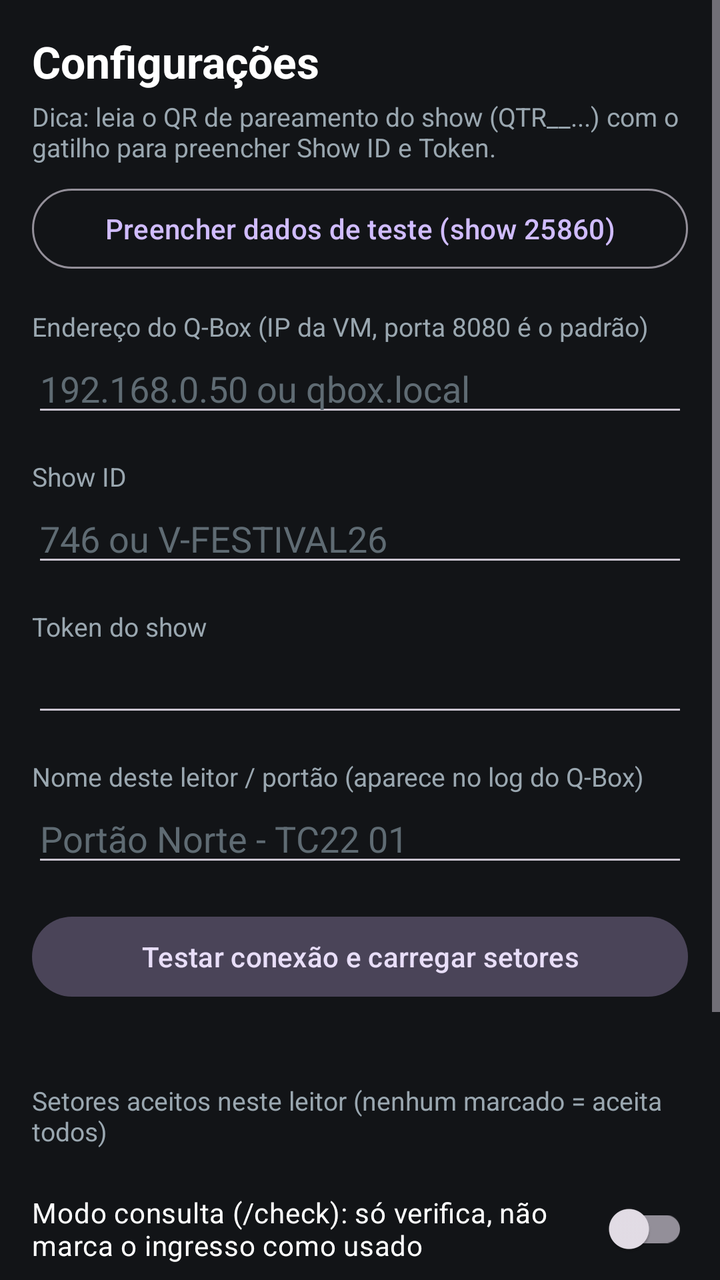
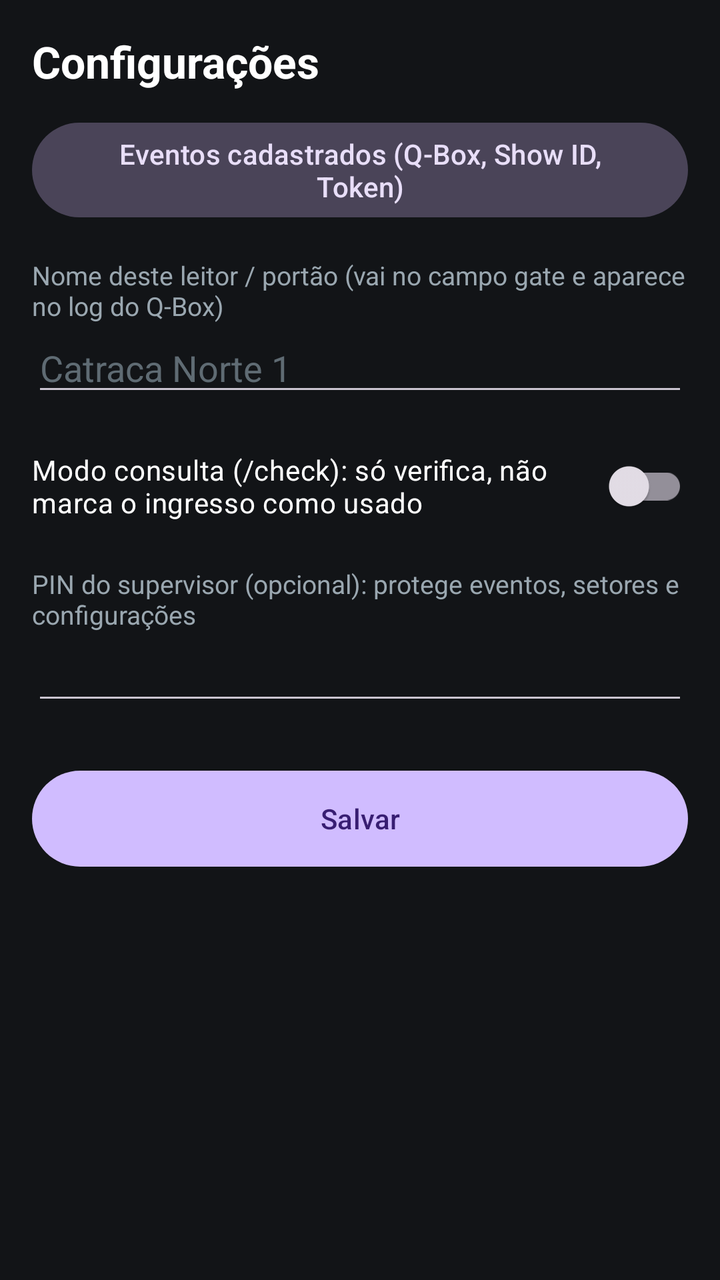

Two renders of the same Android screen: before a commit and after it. Below are the layout's source before the change and the commit's diff.
<!-- AndroidManifest.xml: application theme Theme.LeitorQBOX -->
<!-- res/layout/activity_settings.xml -->
<?xml version="1.0" encoding="utf-8"?>
<ScrollView xmlns:android="http://schemas.android.com/apk/res/android"
    android:layout_width="match_parent"
    android:layout_height="match_parent"
    android:background="@color/background">

    <LinearLayout
        android:layout_width="match_parent"
        android:layout_height="wrap_content"
        android:orientation="vertical"
        android:padding="16dp">

        <TextView
            android:id="@+id/tvTitle"
            android:layout_width="wrap_content"
            android:layout_height="wrap_content"
            android:text="Configurações"
            android:textColor="@color/text_primary"
            android:textSize="22sp"
            android:textStyle="bold" />

        <TextView
            android:layout_width="match_parent"
            android:layout_height="wrap_content"
            android:layout_marginTop="4dp"
            android:text="Dica: leia o QR de pareamento do show (QTR__...) com o gatilho para preencher Show ID e Token."
            android:textColor="@color/text_secondary"
            android:textSize="13sp" />

        <Button
            android:id="@+id/btnTestDefaults"
            style="@style/Widget.Material3.Button.OutlinedButton"
            android:layout_width="match_parent"
            android:layout_height="wrap_content"
            android:layout_marginTop="8dp"
            android:text="Preencher dados de teste (show 25860)" />

        <TextView
            style="@style/SettingsLabel"
            android:text="Endereço do Q-Box (IP da VM, porta 8080 é o padrão)" />

        <EditText
            android:id="@+id/etHost"
            style="@style/SettingsField"
            android:hint="192.168.0.50 ou qbox.local"
            android:inputType="textUri" />

        <TextView
            style="@style/SettingsLabel"
            android:text="Show ID" />

        <EditText
            android:id="@+id/etShowId"
            style="@style/SettingsField"
            android:hint="746 ou V-FESTIVAL26"
            android:inputType="text|textNoSuggestions" />

        <TextView
            style="@style/SettingsLabel"
            android:text="Token do show" />

        <EditText
            android:id="@+id/etToken"
            style="@style/SettingsField"
            android:fontFamily="monospace"
            android:inputType="textVisiblePassword|textNoSuggestions" />

        <TextView
            style="@style/SettingsLabel"
            android:text="Nome deste leitor / portão (aparece no log do Q-Box)" />

        <EditText
            android:id="@+id/etGate"
            style="@style/SettingsField"
            android:hint="Portão Norte - TC22 01"
            android:inputType="textCapWords" />

        <Button
            android:id="@+id/btnTest"
            style="@style/Widget.Material3.Button.TonalButton"
            android:layout_width="match_parent"
            android:layout_height="wrap_content"
            android:layout_marginTop="16dp"
            android:text="Testar conexão e carregar setores" />

        <TextView
            android:id="@+id/tvTestResult"
            android:layout_width="match_parent"
            android:layout_height="wrap_content"
            android:layout_marginTop="4dp"
            android:textSize="14sp" />

        <TextView
            style="@style/SettingsLabel"
            android:text="Setores aceitos neste leitor (nenhum marcado = aceita todos)" />

        <LinearLayout
            android:id="@+id/sectorsBox"
            android:layout_width="match_parent"
            android:layout_height="wrap_content"
            android:orientation="vertical" />

        <androidx.appcompat.widget.SwitchCompat
            android:id="@+id/swCheckOnly"
            android:layout_width="match_parent"
            android:layout_height="wrap_content"
            android:layout_marginTop="16dp"
            android:text="Modo consulta (/check): só verifica, não marca o ingresso como usado"
            android:textColor="@color/text_primary" />

        <TextView
            style="@style/SettingsLabel"
            android:text="PIN para abrir as configurações (opcional)" />

        <EditText
            android:id="@+id/etPin"
            style="@style/SettingsField"
            android:inputType="numberPassword"
            android:maxLength="8" />

        <Button
            android:id="@+id/btnSave"
            android:layout_width="match_parent"
            android:layout_height="56dp"
            android:layout_marginTop="24dp"
            android:text="Salvar" />
    </LinearLayout>
</ScrollView>
<!-- resources referenced by this layout -->
<resources>
  <color name="background">#121417</color>
  <color name="text_primary">#FFFFFF</color>
  <color name="text_secondary">#9AA7B0</color>
  <style name="SettingsField">
          <item name="android:layout_width">match_parent</item>
          <item name="android:layout_height">wrap_content</item>
          <item name="android:singleLine">true</item>
          <item name="android:textColor">@color/text_primary</item>
          <item name="android:textColorHint">#5F6B73</item>
      </style>
  <style name="SettingsLabel">
          <item name="android:layout_width">match_parent</item>
          <item name="android:layout_height">wrap_content</item>
          <item name="android:layout_marginTop">16dp</item>
          <item name="android:textColor">@color/text_secondary</item>
          <item name="android:textSize">13sp</item>
      </style>
  <style name="Theme.LeitorQBOX" parent="Theme.Material3.Dark.NoActionBar">
          <item name="android:statusBarColor">@color/background</item>
          <item name="android:navigationBarColor">@color/background</item>
          <item name="android:windowBackground">@color/background</item>
      </style>
</resources>

<!-- the commit's change to res/layout/activity_settings.xml (unified diff, before → after) -->
@@ -19,86 +19,23 @@
             android:textSize="22sp"
             android:textStyle="bold" />
 
-        <TextView
+        <Button
+            android:id="@+id/btnEvents"
+            style="@style/Widget.Material3.Button.TonalButton"
             android:layout_width="match_parent"
             android:layout_height="wrap_content"
-            android:layout_marginTop="4dp"
-            android:text="Dica: leia o QR de pareamento do show (QTR__...) com o gatilho para preencher Show ID e Token."
-            android:textColor="@color/text_secondary"
-            android:textSize="13sp" />
-
-        <Button
-            android:id="@+id/btnTestDefaults"
-            style="@style/Widget.Material3.Button.OutlinedButton"
-            android:layout_width="match_parent"
-            android:layout_height="wrap_content"
-            android:layout_marginTop="8dp"
-            android:text="Preencher dados de teste (show 25860)" />
+            android:layout_marginTop="12dp"
+            android:text="Eventos cadastrados (Q-Box, Show ID, Token)" />
 
         <TextView
             style="@style/SettingsLabel"
-            android:text="Endereço do Q-Box (IP da VM, porta 8080 é o padrão)" />
-
-        <EditText
-            android:id="@+id/etHost"
-            style="@style/SettingsField"
-            android:hint="192.168.0.50 ou qbox.local"
-            android:inputType="textUri" />
-
-        <TextView
-            style="@style/SettingsLabel"
-            android:text="Show ID" />
-
-        <EditText
-            android:id="@+id/etShowId"
-            style="@style/SettingsField"
-            android:hint="746 ou V-FESTIVAL26"
-            android:inputType="text|textNoSuggestions" />
-
-        <TextView
-            style="@style/SettingsLabel"
-            android:text="Token do show" />
-
-        <EditText
-            android:id="@+id/etToken"
-            style="@style/SettingsField"
-            android:fontFamily="monospace"
-            android:inputType="textVisiblePassword|textNoSuggestions" />
-
-        <TextView
-            style="@style/SettingsLabel"
-            android:text="Nome deste leitor / portão (aparece no log do Q-Box)" />
+            android:text="Nome deste leitor / portão (vai no campo gate e aparece no log do Q-Box)" />
 
         <EditText
             android:id="@+id/etGate"
             style="@style/SettingsField"
-            android:hint="Portão Norte - TC22 01"
+            android:hint="Catraca Norte 1"
             android:inputType="textCapWords" />
-
-        <Button
-            android:id="@+id/btnTest"
-            style="@style/Widget.Material3.Button.TonalButton"
-            android:layout_width="match_parent"
-            android:layout_height="wrap_content"
-            android:layout_marginTop="16dp"
-            android:text="Testar conexão e carregar setores" />
-
-        <TextView
-            android:id="@+id/tvTestResult"
-            android:layout_width="match_parent"
-            android:layout_height="wrap_content"
-            android:layout_marginTop="4dp"
-            android:textSize="14sp" />
-
-        <TextView
-            style="@style/SettingsLabel"
-            android:text="Setores aceitos neste leitor (nenhum marcado = aceita todos)" />
-
-        <LinearLayout
-            android:id="@+id/sectorsBox"
-            android:layout_width="match_parent"
-            android:layout_height="wrap_content"
-            android:orientation="vertical" />
 
         <androidx.appcompat.widget.SwitchCompat
             android:id="@+id/swCheckOnly"
@@ -110,7 +47,7 @@
 
         <TextView
             style="@style/SettingsLabel"
-            android:text="PIN para abrir as configurações (opcional)" />
+            android:text="PIN do supervisor (opcional): protege eventos, setores e configurações" />
 
         <EditText
             android:id="@+id/etPin"
